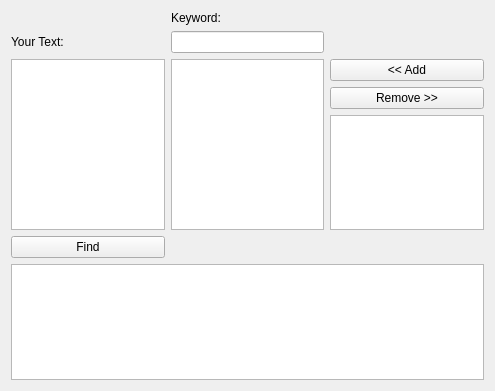
This is mainwindow.ui in IdeasStorm/Automata-Project as Qt 5 draws it before an edit. The edited form follows.
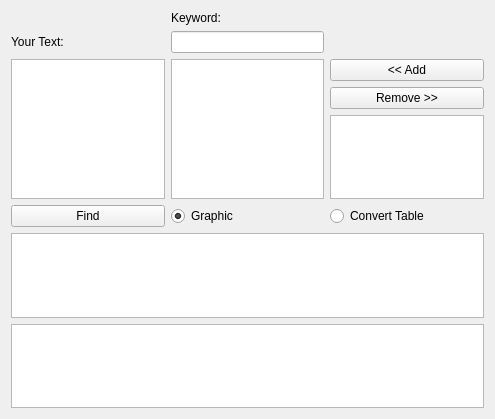
This is the edited form. Custom widgets are drawn as their Qt base class.

Commit message: Added table view to GUI

Patch:
```diff
--- a/mainwindow.ui
+++ b/mainwindow.ui
@@ -7,7 +7,7 @@
     <x>0</x>
     <y>0</y>
     <width>495</width>
-    <height>391</height>
+    <height>419</height>
    </rect>
   </property>
   <property name="windowTitle">
@@ -74,9 +74,33 @@
     <item row="4" column="3">
      <widget class="QListWidget" name="OutPut"/>
     </item>
-    <item row="6" column="0" colspan="4">
+    <item row="7" column="0" colspan="4">
      <widget class="GraphWidget" name="graphicsView"/>
     </item>
+    <item row="5" column="2">
+     <widget class="QRadioButton" name="radioButton">
+      <property name="text">
+       <string>Graphic</string>
+      </property>
+      <property name="checked">
+       <bool>true</bool>
+      </property>
+     </widget>
+    </item>
+    <item row="5" column="3">
+     <widget class="QRadioButton" name="radioButton_2">
+      <property name="text">
+       <string>Convert Table</string>
+      </property>
+     </widget>
+    </item>
+    <item row="8" column="0" colspan="4">
+     <widget class="QTableView" name="tableView">
+      <property name="acceptDrops">
+       <bool>false</bool>
+      </property>
+     </widget>
+    </item>
    </layout>
   </widget>
  </widget>
```
The commit also changes 5 other files.
